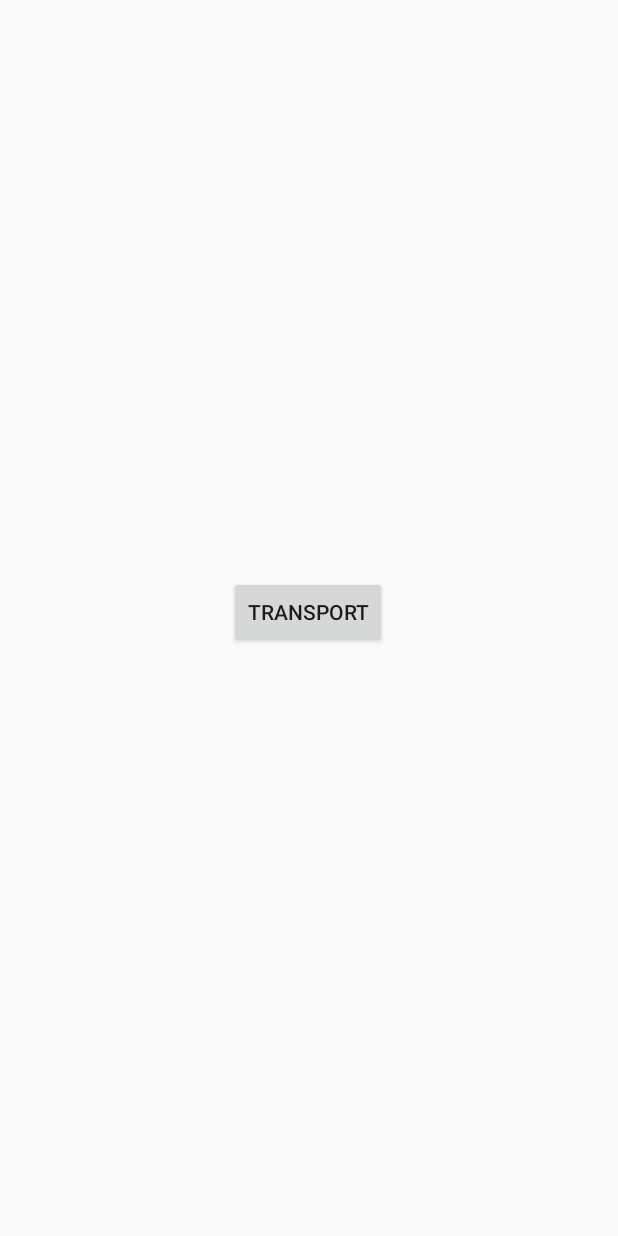
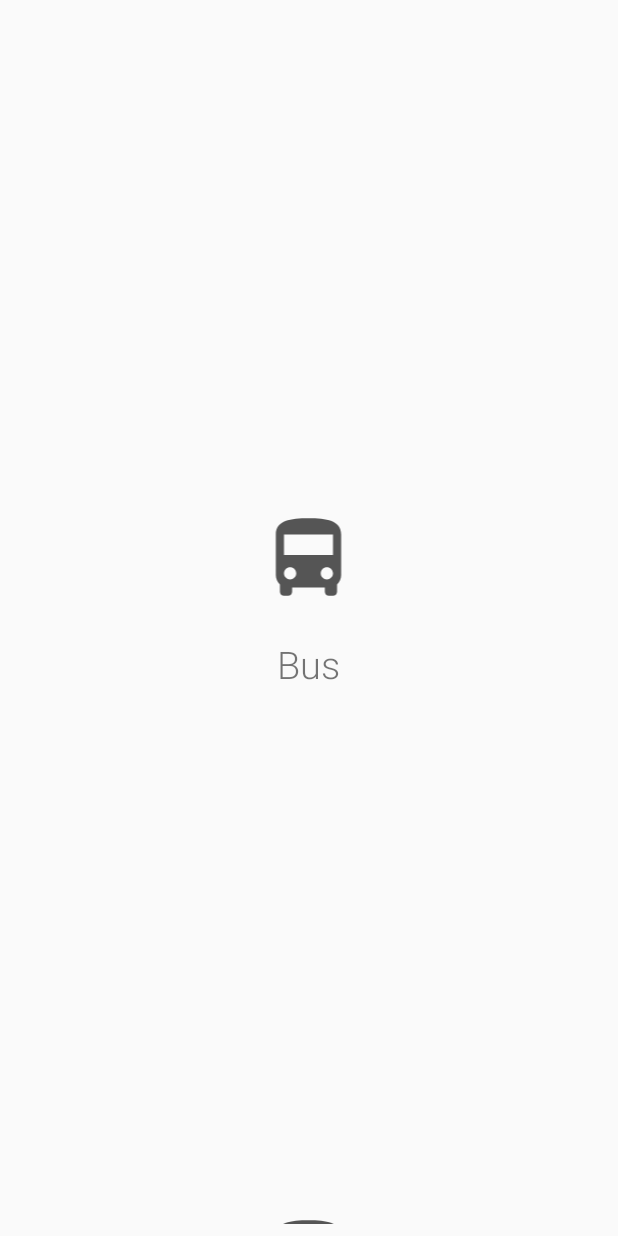
Before and after one commit to caveda/qmoves-android, an Android app: the layout fragment_home.xml on its own in the app's theme, with its tools: preview values and no code run, on a phone screen of 412 x 824 dp. Run offline under Robolectric (Android 15) with nearby library versions, the phone set to English and light mode, and no system bars.

Commit message:
Added transports list to the Home page UI

```diff
--- a/app/src/main/java/com/quoders/apps/qmoves/lines/LinesFragment.kt
+++ b/app/src/main/java/com/quoders/apps/qmoves/lines/LinesFragment.kt
@@ -66,7 +66,6 @@ class LinesFragment : Fragment(){
 
     private fun setupLineList() {
         binding.linesListView.adapter = LinesAdapter(viewModel)
-
         binding.linesListView.addItemDecoration(DividerItemDecoration(binding.linesListView.context,
             DividerItemDecoration.VERTICAL))
     }
--- /dev/null
+++ b/app/src/main/res/drawable/ic_transport_bus.xml
@@ -0,0 +1,5 @@
+<vector android:alpha="0.66" android:height="192dp"
+    android:viewportHeight="24.0" android:viewportWidth="24.0"
+    android:width="192dp" xmlns:android="http://schemas.android.com/apk/res/android">
+    <path android:fillColor="#FF000000" android:pathData="M4,16c0,0.88 0.39,1.67 1,2.22L5,20c0,0.55 0.45,1 1,1h1c0.55,0 1,-0.45 1,-1v-1h8v1c0,0.55 0.45,1 1,1h1c0.55,0 1,-0.45 1,-1v-1.78c0.61,-0.55 1,-1.34 1,-2.22L20,6c0,-3.5 -3.58,-4 -8,-4s-8,0.5 -8,4v10zM7.5,17c-0.83,0 -1.5,-0.67 -1.5,-1.5S6.67,14 7.5,14s1.5,0.67 1.5,1.5S8.33,17 7.5,17zM16.5,17c-0.83,0 -1.5,-0.67 -1.5,-1.5s0.67,-1.5 1.5,-1.5 1.5,0.67 1.5,1.5 -0.67,1.5 -1.5,1.5zM18,11L6,11L6,6h12v5z"/>
+</vector>
--- /dev/null
+++ b/app/src/main/res/drawable/ic_transport_tram.xml
@@ -0,0 +1,5 @@
+<vector android:alpha="0.66" android:height="192dp"
+    android:viewportHeight="24.0" android:viewportWidth="24.0"
+    android:width="192dp" xmlns:android="http://schemas.android.com/apk/res/android">
+    <path android:fillColor="#FF000000" android:pathData="M19,16.94L19,8.5c0,-2.79 -2.61,-3.4 -6.01,-3.49l0.76,-1.51L17,3.5L17,2L7,2v1.5h4.75l-0.76,1.52C7.86,5.11 5,5.73 5,8.5v8.44c0,1.45 1.19,2.66 2.59,2.97L6,21.5v0.5h2.23l2,-2L14,20l2,2h2v-0.5L16.5,20h-0.08c1.69,0 2.58,-1.37 2.58,-3.06zM12,18.5c-0.83,0 -1.5,-0.67 -1.5,-1.5s0.67,-1.5 1.5,-1.5 1.5,0.67 1.5,1.5 -0.67,1.5 -1.5,1.5zM17,14L7,14L7,9h10v5z"/>
+</vector>
--- a/app/src/main/res/layout/fragment_home.xml
+++ b/app/src/main/res/layout/fragment_home.xml
@@ -5,41 +5,51 @@
     tools:context="com.quoders.apps.qmoves.home.HomeFragment">
 
     <data>
+        <import type="android.view.View" />
         <variable
-            name = "homeViewModel"
+            name = "viewModel"
             type = "com.quoders.apps.qmoves.home.HomeViewModel"/>
     </data>
 
-    <androidx.constraintlayout.widget.ConstraintLayout
+    <LinearLayout
         android:layout_width="match_parent"
         android:layout_height="match_parent"
-        >
+        android:orientation="vertical">
 
-        <Button
-            android:id="@+id/transport_button"
-            android:layout_width="wrap_content"
-            android:layout_height="wrap_content"
-            android:layout_marginStart="16dp"
-            android:layout_marginEnd="16dp"
-            android:layout_marginBottom="392dp"
-            android:onClick="@{() -> homeViewModel.navigateToLines(homeViewModel.transport)}"
-            android:text="Transport"
-            app:layout_constraintBottom_toBottomOf="parent"
-            app:layout_constraintEnd_toEndOf="parent"
-            app:layout_constraintHorizontal_bias="0.498"
-            app:layout_constraintStart_toStartOf="parent" />
+        <LinearLayout
+            android:id="@+id/home_layout"
+            android:layout_width="match_parent"
+            android:layout_height="match_parent"
+            android:orientation="vertical"
+            tools:visibility="visible"
+            android:visibility="@{viewModel.empty ? View.GONE : View.VISIBLE}">
 
-        <ImageView
-            android:id="@+id/image_status"
-            android:layout_width="40dp"
-            android:layout_height="40dp"
-            app:layout_constraintBottom_toBottomOf="parent"
-            app:layout_constraintHorizontal_bias="0.498"
-            app:layout_constraintLeft_toLeftOf="parent"
-            app:layout_constraintRight_toRightOf="parent"
-            app:layout_constraintTop_toBottomOf="@+id/transport_button"
-            app:layout_constraintVertical_bias="0.181"
-            app:loadingStatus="@{homeViewModel.dataLoading}" />
+            <androidx.recyclerview.widget.RecyclerView
+                android:id="@+id/transports_listView"
+                android:layout_width="match_parent"
+                android:layout_height="wrap_content"
+                android:clipToPadding="false"
+                android:layout_margin="8dp"
+                app:layoutManager="androidx.recyclerview.widget.LinearLayoutManager"
+                app:transports="@{viewModel.transports}"
+                tools:itemCount="5"
+                tools:listitem="@layout/transport_view_item" />
+        </LinearLayout>
+        <LinearLayout
+            android:id="@+id/transports_error_layout"
+            android:layout_width="match_parent"
+            android:layout_height="match_parent"
+            android:orientation="vertical"
+            android:gravity="center"
+            android:visibility="@{viewModel.empty ? View.VISIBLE : View.GONE}">
 
-    </androidx.constraintlayout.widget.ConstraintLayout>
+            <ImageView
+                android:id="@+id/image_status"
+                android:layout_width="@dimen/empty_placeholder_image_size"
+                android:layout_height="@dimen/empty_placeholder_image_size"
+                android:tint="#555555"
+                tools:src ="@drawable/ic_data_fetching_error"
+                app:loadingStatus="@{viewModel.dataLoading}"/>
+        </LinearLayout>
+    </LinearLayout>
 </layout>
--- /dev/null
+++ b/app/src/main/res/layout/transport_view_item.xml
@@ -0,0 +1,57 @@
+<?xml version="1.0" encoding="utf-8"?>
+<layout xmlns:app="http://schemas.android.com/apk/res-auto"
+    xmlns:android="http://schemas.android.com/apk/res/android"
+    xmlns:tools="http://schemas.android.com/tools">
+
+    <data>
+        <variable
+            name="viewModel"
+            type="com.quoders.apps.qmoves.home.HomeViewModel" />
+
+        <variable
+            name="transport"
+            type="com.quoders.apps.qmoves.data.Transport" />
+    </data>
+
+    <androidx.constraintlayout.widget.ConstraintLayout
+        android:layout_width="match_parent"
+        android:layout_height="match_parent"
+        android:layout_marginTop="@dimen/list_row_vertical_padding"
+        android:layout_marginBottom="@dimen/list_row_vertical_padding"
+        android:onClick="@{() -> viewModel.navigateToLines(transport)}">
+
+
+        <ImageView
+            android:id="@+id/imageView"
+            android:layout_width="118dp"
+            android:layout_height="65dp"
+            android:layout_marginTop="316dp"
+            android:contentDescription="@string/cd_transport_icon"
+            app:layout_constraintEnd_toEndOf="parent"
+            app:layout_constraintHorizontal_bias="0.498"
+            app:layout_constraintStart_toStartOf="parent"
+            app:layout_constraintTop_toTopOf="parent"
+            app:srcCompat="@drawable/ic_transport_bus"
+            app:transportImage="@{transport.type}"/>
+
+        <TextView
+            android:id="@+id/transport_name_text"
+            android:layout_width="wrap_content"
+            android:layout_height="wrap_content"
+            android:layout_marginStart="36dp"
+            android:layout_marginTop="20dp"
+            android:layout_marginEnd="36dp"
+            android:contentDescription="@string/cd_transport_name"
+            android:fontFamily="sans-serif-light"
+            android:maxLines="3"
+            android:text="@{transport.name}"
+            android:textSize="25sp"
+            app:layout_constraintBottom_toBottomOf="parent"
+            app:layout_constraintEnd_toEndOf="parent"
+            app:layout_constraintHorizontal_bias="0.498"
+            app:layout_constraintStart_toStartOf="parent"
+            app:layout_constraintTop_toBottomOf="@+id/imageView"
+            app:layout_constraintVertical_bias="0.011"
+            tools:text="Bus" />
+    </androidx.constraintlayout.widget.ConstraintLayout>
+</layout>
--- a/app/src/main/res/values/strings.xml
+++ b/app/src/main/res/values/strings.xml
@@ -9,4 +9,6 @@
     <string name="error_update_remote">Error updating transit information</string>
     <string name="update_successful">Transit info updated successfully</string>
     <string name="error_loading_route">Error loading the route of the line</string>
+    <string name="cd_transport_icon">Transport icon</string>
+    <string name="cd_transport_name">Transport name</string>
 </resources>
```
Also changed, not shown: app/src/main/java/com/quoders/apps/qmoves/BindingAdapters.kt (+16 -0 lines), app/src/main/java/com/quoders/apps/qmoves/home/HomeBindings.kt (added, +15 -0 lines), app/src/main/java/com/quoders/apps/qmoves/home/HomeFragment.kt (+11 -3 lines), app/src/main/java/com/quoders/apps/qmoves/home/HomeViewModel.kt (+22 -18 lines), app/src/main/java/com/quoders/apps/qmoves/home/TransportsAdapter.kt (added, +61 -0 lines), app/src/main/res/drawable/ic_transport_subway.xml (added, +7 -0 lines).
